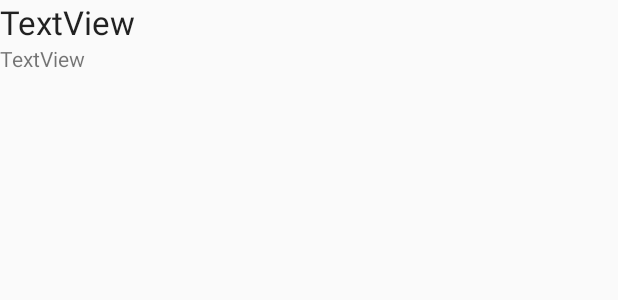
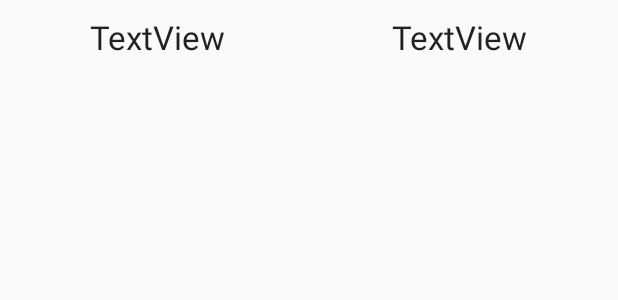
Before and after one commit to AlenDK/Galgespil, an Android app: the layout list_layout.xml on its own in the app's theme, with its tools: preview values and no code run, on a phone screen of 412 x 824 dp. Shown: the top 300 px of the screen. Run offline under Robolectric (Android 15) with nearby library versions, the light colour scheme and no system bars.

Commit message:
HIGHSCOREN VIRKER MED LISTVIEW!!!!

```diff
--- a/app/src/main/java/e/android/gaglespil/HighScore.java
+++ b/app/src/main/java/e/android/gaglespil/HighScore.java
@@ -27,8 +27,8 @@ public class HighScore extends Fragment {
 
     DAO dao = new DAO();
     ListView brugerlist;
+    BrugerList adapter;
 
-    BrugerList adapter;
 
     List<Bruger> brugerliste;
 
@@ -36,14 +36,16 @@ public class HighScore extends Fragment {
     public View onCreateView(LayoutInflater inflater, @Nullable ViewGroup container, @Nullable Bundle savedInstanceState) {
         View view = inflater.inflate(R.layout.highscore, container, false);
 
+        brugerliste = new ArrayList<>();
+
         brugerlist = view.findViewById(R.id.brugerlist);
 
+        adapter = new BrugerList(getActivity(), brugerliste);
 
         brugerlist.setAdapter(adapter);
 
-        adapter = new BrugerList(getActivity(), brugerliste);
 
-        brugerliste = new ArrayList<>();
+
 
         Log.d(TAG, "create " + brugerliste.size());
 
@@ -55,14 +57,6 @@ public class HighScore extends Fragment {
     public void onStart() {
         super.onStart();
 
-        brugerliste.add(new Bruger("fff", "Alen", 500));
-        brugerliste.add(new Bruger("qqq", "sda", 33));
-        brugerliste.add(new Bruger("caq", "LP", 3333));
-        adapter.notifyDataSetChanged();
-
-        Log.d(TAG, "onsStart " + brugerliste.size());
-
-/*
         dao.mDatabase().addValueEventListener(new ValueEventListener() {
             @Override
             public void onDataChange(DataSnapshot dataSnapshot) {
@@ -86,7 +80,7 @@ public class HighScore extends Fragment {
         });
 
 
-*/
+
 
     }
 }
--- a/app/src/main/res/layout/list_layout.xml
+++ b/app/src/main/res/layout/list_layout.xml
@@ -9,6 +9,8 @@
         android:id="@+id/navnLayout"
         android:layout_width="wrap_content"
         android:layout_height="wrap_content"
+        android:layout_marginStart="60dp"
+        android:layout_marginTop="10dp"
         android:text="TextView"
         android:textAppearance="@style/Base.TextAppearance.AppCompat.Large"
         app:layout_constraintStart_toStartOf="parent"
@@ -16,11 +18,17 @@
 
     <TextView
         android:id="@+id/scoreLayout"
-        android:layout_width="91dp"
-        android:layout_height="20dp"
+        android:layout_width="wrap_content"
+        android:layout_height="wrap_content"
+        android:layout_marginEnd="60dp"
+        android:layout_marginStart="8dp"
+        android:layout_marginTop="10dp"
         android:text="TextView"
-        app:layout_constraintStart_toStartOf="parent"
-        app:layout_constraintTop_toBottomOf="@+id/navnLayout" />
+        android:textAppearance="@style/Base.TextAppearance.AppCompat.Large"
+        app:layout_constraintEnd_toEndOf="parent"
+        app:layout_constraintHorizontal_bias="1.0"
+        app:layout_constraintStart_toEndOf="@+id/navnLayout"
+        app:layout_constraintTop_toTopOf="parent" />
 
 
 </android.support.constraint.ConstraintLayout>
```
